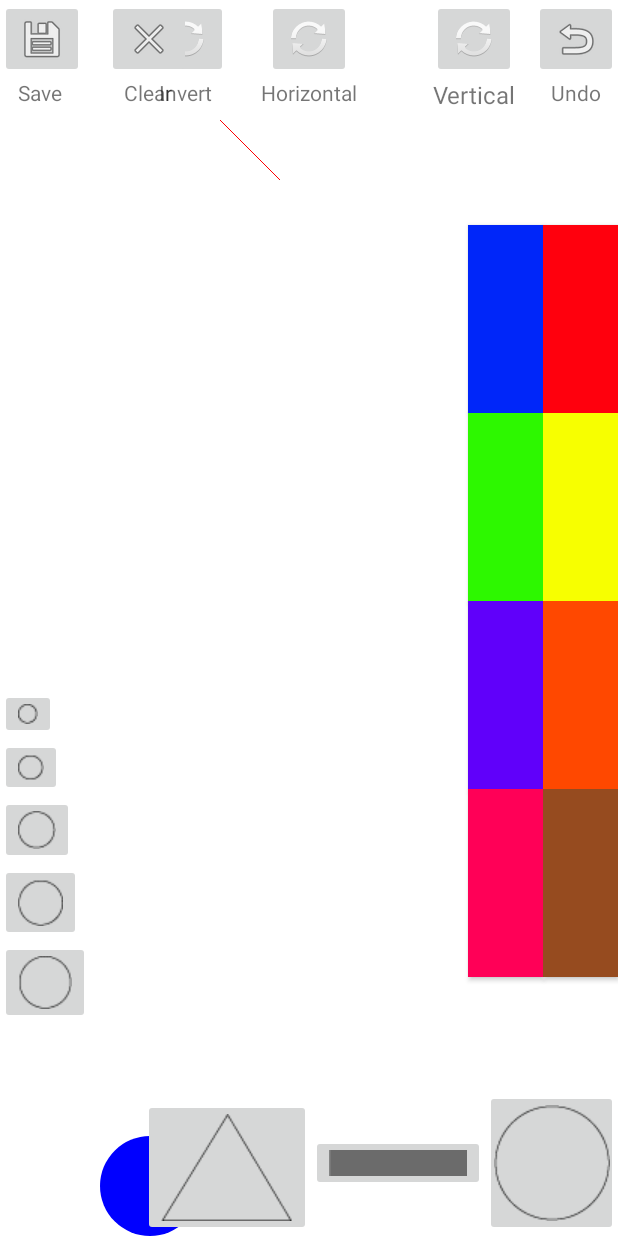
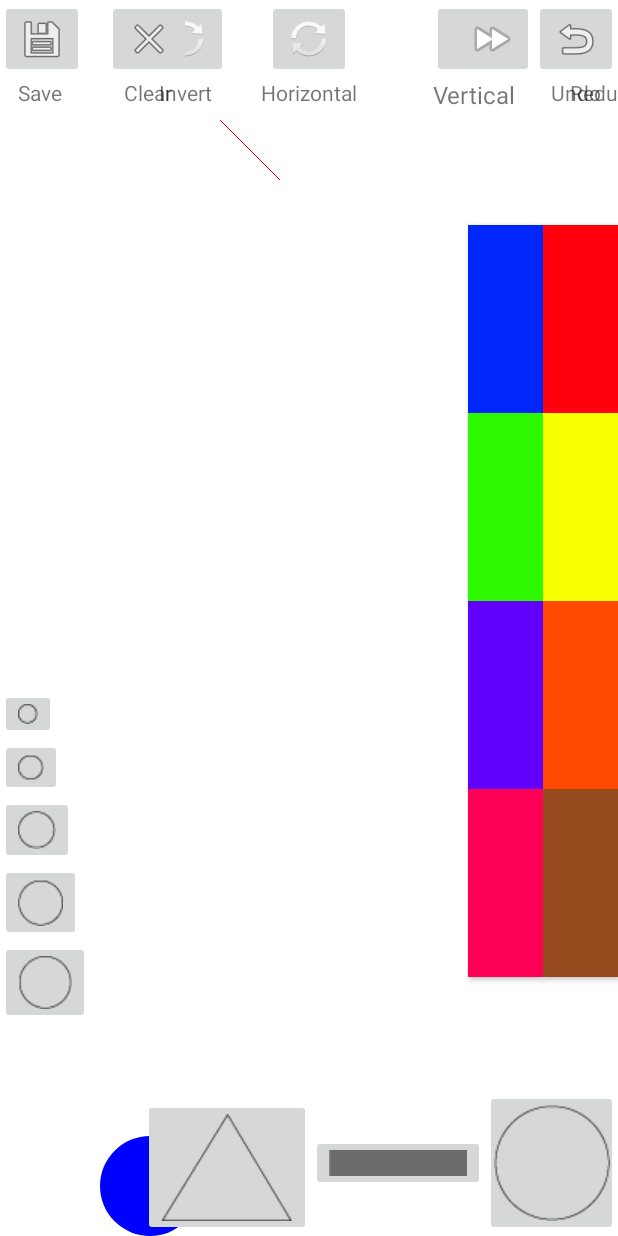
Before and after one commit to aboveyou00/neu-paint-app, an Android app: the screen it shows after launch (MainActivity), on a phone screen of 412 x 824 dp. Run offline under Robolectric (Android 15) with nearby library versions, the phone set to English and light mode, and no system bars.

Commit message:
redu buton

```diff
--- a/app/src/main/res/layout/activity_main.xml
+++ b/app/src/main/res/layout/activity_main.xml
@@ -311,4 +311,23 @@
         android:layout_alignRight="@+id/flipVerticalButton"
         android:layout_alignEnd="@+id/flipVerticalButton" />
 
+    <ImageButton
+        android:layout_width="wrap_content"
+        android:layout_height="wrap_content"
+        app:srcCompat="@android:drawable/ic_media_ff"
+        android:layout_alignParentTop="true"
+        android:layout_toLeftOf="@+id/undoButton"
+        android:layout_toStartOf="@+id/undoButton"
+        android:onClick="redoPressed"
+        android:id="@+id/reduButton" />
+
+    <TextView
+        android:text="Redu"
+        android:layout_width="wrap_content"
+        android:layout_height="wrap_content"
+        android:id="@+id/textView4"
+        android:layout_below="@+id/reduButton"
+        android:layout_alignRight="@+id/rectangleShapeButton"
+        android:layout_alignEnd="@+id/rectangleShapeButton" />
+
 </RelativeLayout>
```
